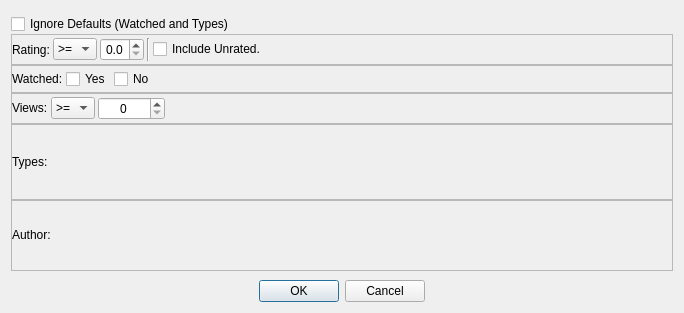
PaunescuAndrei/MediaManager, file MediaManager/src/QtClasses/UI/Form Files/FilterDialog.ui: the form before one commit.
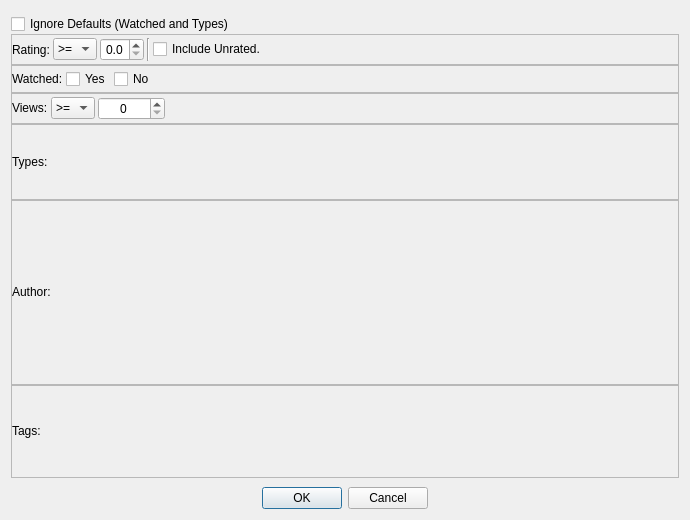
The form after the commit. Custom widgets are drawn as their Qt base class.

Commit message: add tags to filter

What changed in the file:
```diff
--- a/MediaManager/src/QtClasses/UI/Form Files/FilterDialog.ui
+++ b/MediaManager/src/QtClasses/UI/Form Files/FilterDialog.ui
@@ -6,8 +6,8 @@
    <rect>
     <x>0</x>
     <y>0</y>
-    <width>684</width>
-    <height>313</height>
+    <width>690</width>
+    <height>520</height>
    </rect>
   </property>
   <property name="windowTitle">
@@ -34,7 +34,7 @@
       </property>
       <item>
        <widget class="QWidget" name="mainContainer" native="true">
-        <layout class="QVBoxLayout" name="verticalLayout_2" stretch="0,0,0,0,0,1">
+        <layout class="QVBoxLayout" name="verticalLayout_2" stretch="0,0,0,0,0,2,1">
          <property name="spacing">
           <number>0</number>
          </property>
@@ -405,8 +405,8 @@
                 <rect>
                  <x>0</x>
                  <y>0</y>
-                 <width>628</width>
-                 <height>69</height>
+                 <width>634</width>
+                 <height>68</height>
                 </rect>
                </property>
                <layout class="QHBoxLayout" name="horizontalLayout">
@@ -504,8 +504,8 @@
                 <rect>
                  <x>0</x>
                  <y>0</y>
-                 <width>621</width>
-                 <height>74</height>
+                 <width>627</width>
+                 <height>179</height>
                 </rect>
                </property>
                <layout class="QHBoxLayout" name="horizontalLayout_4">
@@ -541,6 +541,105 @@
            </layout>
           </widget>
          </item>
+         <item>
+          <widget class="QFrame" name="tagsContainer">
+           <property name="frameShape">
+            <enum>QFrame::Shape::StyledPanel</enum>
+           </property>
+           <property name="frameShadow">
+            <enum>QFrame::Shadow::Plain</enum>
+           </property>
+           <layout class="QHBoxLayout" name="horizontalLayout_8">
+            <property name="spacing">
+             <number>3</number>
+            </property>
+            <property name="leftMargin">
+             <number>0</number>
+            </property>
+            <property name="topMargin">
+             <number>0</number>
+            </property>
+            <property name="rightMargin">
+             <number>0</number>
+            </property>
+            <property name="bottomMargin">
+             <number>0</number>
+            </property>
+            <item>
+             <widget class="QLabel" name="label_6">
+              <property name="sizePolicy">
+               <sizepolicy hsizetype="Preferred" vsizetype="Maximum">
+                <horstretch>0</horstretch>
+                <verstretch>0</verstretch>
+               </sizepolicy>
+              </property>
+              <property name="text">
+               <string>Tags:</string>
+              </property>
+             </widget>
+            </item>
+            <item>
+             <widget class="customScrollArea" name="tagsScrollArea">
+              <property name="sizePolicy">
+               <sizepolicy hsizetype="Expanding" vsizetype="Preferred">
+                <horstretch>0</horstretch>
+                <verstretch>0</verstretch>
+               </sizepolicy>
+              </property>
+              <property name="frameShape">
+               <enum>QFrame::Shape::NoFrame</enum>
+              </property>
+              <property name="frameShadow">
+               <enum>QFrame::Shadow::Plain</enum>
+              </property>
+              <property name="lineWidth">
+               <number>0</number>
+              </property>
+              <property name="widgetResizable">
+               <bool>true</bool>
+              </property>
+              <widget class="QWidget" name="scrollAreaWidgetContents_3">
+               <property name="geometry">
+                <rect>
+                 <x>0</x>
+                 <y>0</y>
+                 <width>641</width>
+                 <height>89</height>
+                </rect>
+               </property>
+               <layout class="QHBoxLayout" name="horizontalLayout_9">
+                <property name="sizeConstraint">
+                 <enum>QLayout::SizeConstraint::SetNoConstraint</enum>
+                </property>
+                <property name="leftMargin">
+                 <number>0</number>
+                </property>
+                <property name="topMargin">
+                 <number>0</number>
+                </property>
+                <property name="rightMargin">
+                 <number>0</number>
+                </property>
+                <property name="bottomMargin">
+                 <number>0</number>
+                </property>
+                <item>
+                 <widget class="QWidget" name="tags" native="true">
+                  <property name="minimumSize">
+                   <size>
+                    <width>0</width>
+                    <height>30</height>
+                   </size>
+                  </property>
+                 </widget>
+                </item>
+               </layout>
+              </widget>
+             </widget>
+            </item>
+           </layout>
+          </widget>
+         </item>
         </layout>
        </widget>
       </item>
```
Left out of the diff: 58 changed lines with no effect on the pictures. The commit also changes 8 other files.
